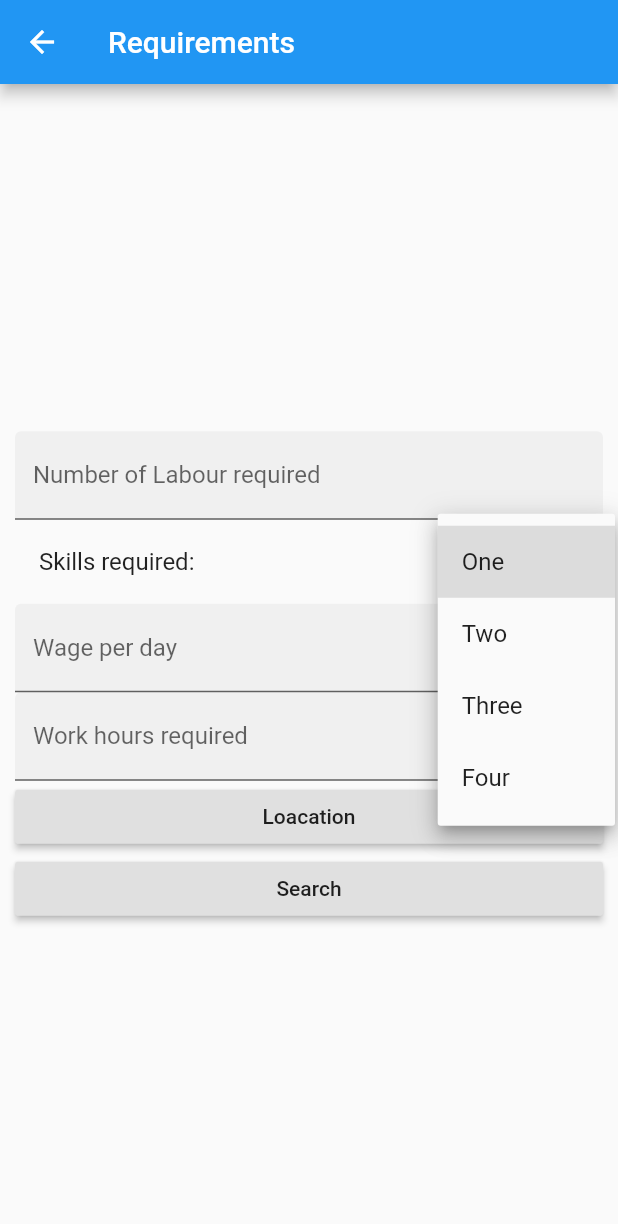
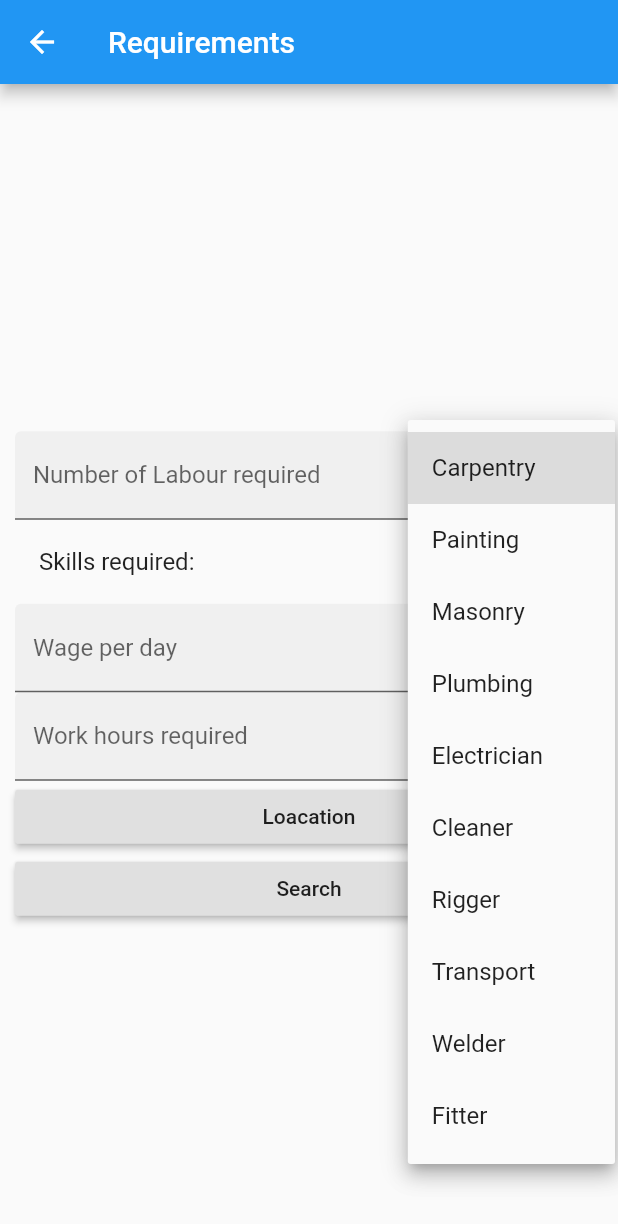
Before and after one commit to tanmay-sinha/open-innovation-rozgaar, a Flutter app: the ContractorRequirenment screen opened directly, after a tap on "Choose", on a phone screen of 412 x 824 dp. Shown: the top 1224 px of the screen. Run offline on Flutter 3.47's test engine with Material 2 defaults, Android fonts, the phone set to English and light mode, and no system bars.

Commit message:
added all job titles, fixed some bugs

```diff
--- a/rozgaar/lib/Contractor/contractor_login.dart
+++ b/rozgaar/lib/Contractor/contractor_login.dart
@@ -50,8 +50,8 @@ class _ContractorLoginState extends State<ContractorLogin> {
                     fieldKey: _passwordFieldKey,
                     helperText: 'No more than 8 characters.',
                     labelText: 'Password *',
-                    onSaved: (String value){
-                      _password= value;
+                    onSaved: (String value) {
+                      _password = value;
                     },
                   ),
                   RaisedButton(
@@ -83,7 +83,7 @@ class _ContractorLoginState extends State<ContractorLogin> {
                   RaisedButton(
                     child: Text('Register'),
                     color: Colors.black26,
-                    onPressed: ()  {
+                    onPressed: () {
                       Navigator.push(
                           context,
                           MaterialPageRoute(
--- a/rozgaar/lib/Contractor/contractor_reqirenments.dart
+++ b/rozgaar/lib/Contractor/contractor_reqirenments.dart
@@ -7,8 +7,7 @@ import 'resultDisplay.dart';
 
 class ContractorRequirenment extends StatefulWidget {
   @override
-  _ContractorRequirenmentState createState() =>
-      _ContractorRequirenmentState();
+  _ContractorRequirenmentState createState() => _ContractorRequirenmentState();
 }
 
 class _ContractorRequirenmentState extends State<ContractorRequirenment> {
@@ -18,10 +17,16 @@ class _ContractorRequirenmentState extends State<ContractorRequirenment> {
   final formKey = GlobalKey<FormState>();
 
   static const menuItems = <String>[
-    'One',
-    'Two',
-    'Three',
-    'Four',
+    'Carpentry',
+    'Painting',
+    'Masonry',
+    'Plumbing',
+    'Electrician',
+    'Cleaner',
+    'Rigger',
+    'Transport',
+    'Welder',
+    'Fitter',
   ];
   final List<DropdownMenuItem<String>> _dropDownMenuItems = menuItems
       .map(
@@ -31,17 +36,8 @@ class _ContractorRequirenmentState extends State<ContractorRequirenment> {
         ),
       )
       .toList();
-  final List<PopupMenuItem<String>> _popUpMenuItems = menuItems
-      .map(
-        (String value) => PopupMenuItem<String>(
-          value: value,
-          child: Text(value),
-        ),
-      )
-      .toList();
-  String _btn1SelectedVal = 'One';
-  String _btn2SelectedVal;
-  String _btn3SelectedVal;
+
+  String _btn1SelectedVal;
 
   @override
   Widget build(BuildContext context) {
@@ -73,11 +69,11 @@ class _ContractorRequirenmentState extends State<ContractorRequirenment> {
                   ListTile(
                     title: Text('Skills required:'),
                     trailing: DropdownButton(
-                      value: _btn2SelectedVal,
+                      value: _btn1SelectedVal,
                       hint: Text('Choose'),
                       onChanged: ((String newValue) {
                         setState(() {
-                          _btn2SelectedVal = newValue;
+                          _btn1SelectedVal = newValue;
                         });
                       }),
                       items: _dropDownMenuItems,
@@ -119,10 +115,10 @@ class _ContractorRequirenmentState extends State<ContractorRequirenment> {
                         Map requirementData = {
                           'number_of_labour_required': _numberOfLabours,
                           'work_hour': _workHours,
-                          'wage_offer': _wage
+                          'wage_offer': _wage,
+                          'job_choice': _btn1SelectedVal,
                         };
-                        var jsonRequirementData =
-                            jsonEncode(requirementData);
+                        var jsonRequirementData = jsonEncode(requirementData);
                         print(jsonRequirementData);
                         Response response = await post(
                           'http://httpbin.org/post',
--- a/rozgaar/lib/Labour/labour_select_skills.dart
+++ b/rozgaar/lib/Labour/labour_select_skills.dart
@@ -8,9 +8,16 @@ class SelectSkillsLabour extends StatefulWidget {
 class _SelectSkillsLabourState extends State<SelectSkillsLabour> {
 
   Map<String, bool> skills = {
-    'Woodwork' : false,
-    'Masonry' : false,
-    'Painting' : false,
+    'Carpentry':false,
+    'Painting':false,
+    'Masonry':false,
+    'Plumbing':false,
+    'Electrician':false,
+    'Cleaner':false,
+    'Rigger':false,
+    'Transport':false,
+    'Welder':false,
+    'Fitter':false,
   };
   var tempSkills = [];
 
```
Also changed, not shown: rozgaar/lib/Labour/labour_register.dart (+0 -44 lines).
